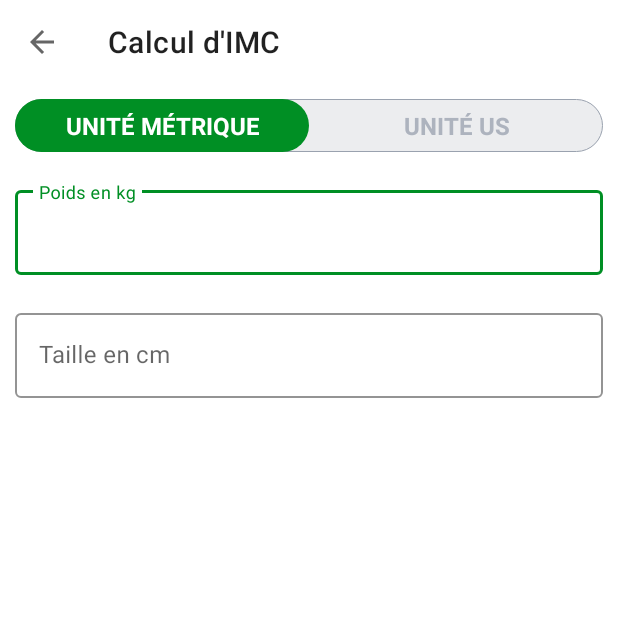
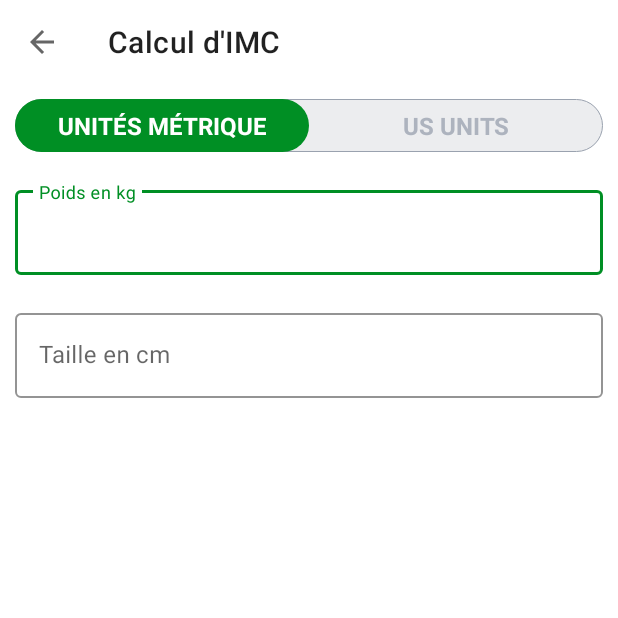
Before and after one commit to cyberplanete/7MinutesMusculations_Kotlin, an Android app: the IMCActivity screen opened directly, with no data from a screen before it, on a phone screen of 412 x 824 dp, the top half of it. Run offline under Robolectric (Android 15) with nearby library versions, the phone set to English and light mode, and no system bars.

Commit message:
Correction titles des radios buttons

```diff
--- a/app/src/main/res/layout/activity_imc.xml
+++ b/app/src/main/res/layout/activity_imc.xml
@@ -30,7 +30,7 @@
             android:button="@null"
             android:checked="true"
             android:gravity="center"
-            android:text="UNITÉ MÉTRIQUE"
+            android:text="UNITÉS MÉTRIQUE"
             android:textColor="@drawable/drawable_rectangulaire_tab_selector_text_color"
             android:textSize="16dp"
             android:textStyle="bold" />
@@ -45,7 +45,7 @@
             android:button="@null"
             android:checked="false"
             android:gravity="center"
-            android:text="UNITÉ US"
+            android:text="US UNITS"
             android:textColor="@drawable/drawable_rectangulaire_tab_selector_text_color"
             android:textSize="16dp"
             android:textStyle="bold" />
```
